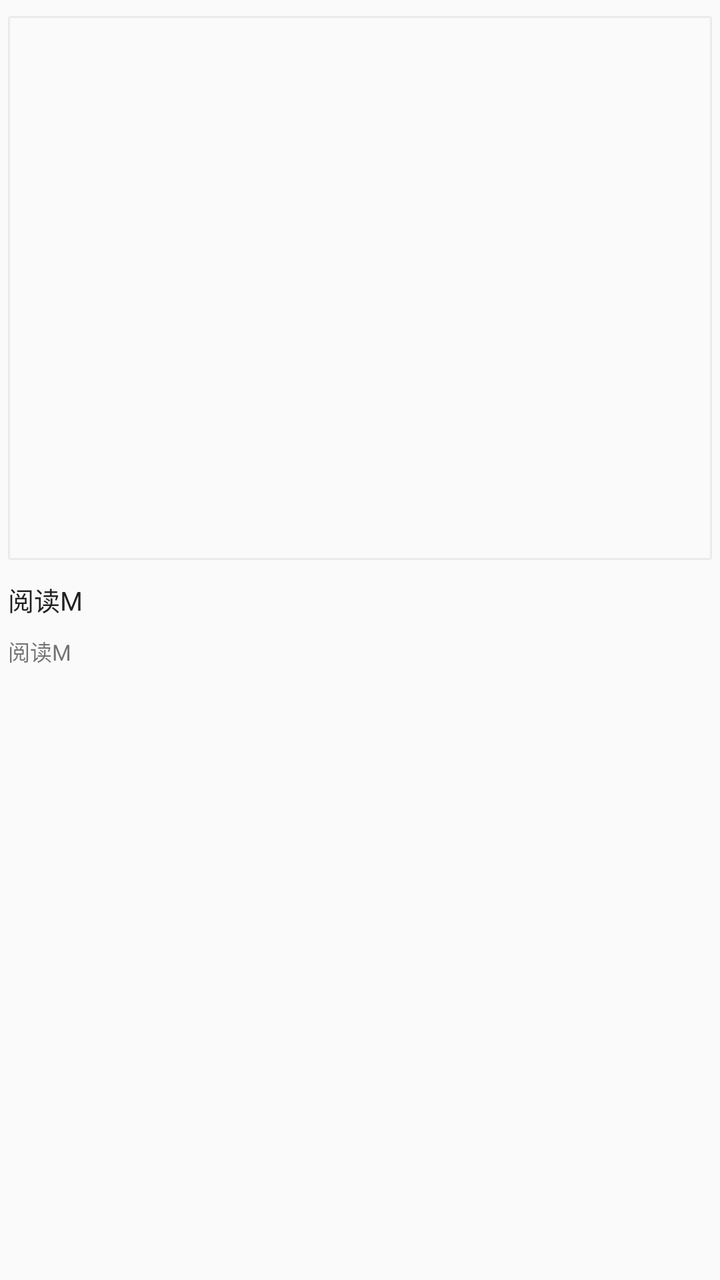
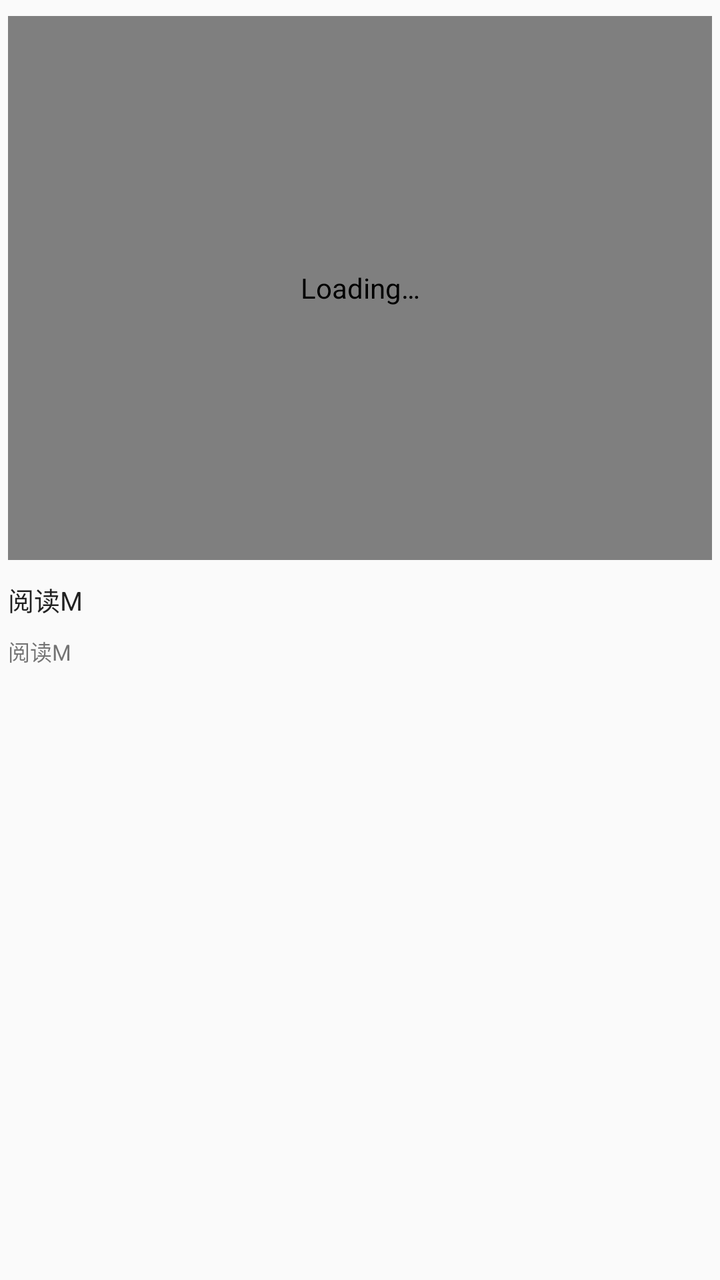

An Android layout rendered at two revisions. The XML below is the earlier revision; the diff shows what the commit changed to produce the second picture.
<!-- AndroidManifest.xml: application theme AppTheme.Light -->
<!-- res/layout/item_rss_article_2.xml -->
<?xml version="1.0" encoding="utf-8"?>
<androidx.constraintlayout.widget.ConstraintLayout xmlns:android="http://schemas.android.com/apk/res/android"
    xmlns:app="http://schemas.android.com/apk/res-auto"
    xmlns:tools="http://schemas.android.com/tools"
    android:paddingLeft="4dp"
    android:paddingTop="8dp"
    android:paddingBottom="6dp"
    android:paddingRight="4dp"
    android:layout_width="match_parent"
    android:layout_height="wrap_content">

    <ImageView
        android:id="@+id/image_view"
        android:layout_width="0dp"
        android:layout_height="272dp"
        android:contentDescription="@string/loading"
        android:visibility="visible"
        android:scaleType="centerCrop"
        android:background="@drawable/bg_img_border"
        app:layout_constraintTop_toTopOf="parent"
        app:layout_constraintLeft_toLeftOf="parent"
        app:layout_constraintRight_toRightOf="parent"
        tools:ignore="RtlHardcoded,RtlSymmetry" />

    <TextView
        android:id="@+id/tv_title"
        android:layout_width="0dp"
        android:layout_height="wrap_content"
        android:maxLines="2"
        android:ellipsize="end"
        android:text="@string/app_name"
        android:textColor="@color/primaryText"
        android:textSize="@dimen/text_13sp"
        android:paddingTop="10dp"
        app:layout_constraintTop_toBottomOf="@+id/image_view"
        app:layout_constraintLeft_toLeftOf="parent"
        app:layout_constraintRight_toRightOf="parent" />

    <TextView
        android:id="@+id/tv_pub_date"
        android:layout_width="0dp"
        android:layout_height="wrap_content"
        android:layout_gravity="center"
        android:text="@string/app_name"
        android:textSize="@dimen/text_11sp"
        android:maxLines="1"
        android:paddingTop="8dp"
        android:paddingBottom="2dp"
        app:layout_constraintTop_toBottomOf="@+id/tv_title"
        app:layout_constraintLeft_toLeftOf="parent"
        app:layout_constraintRight_toRightOf="parent"
        tools:ignore="SmallSp" />

</androidx.constraintlayout.widget.ConstraintLayout>
<!-- resources referenced by this layout -->
<resources>
  <color name="primaryText">#de000000</color>
  <dimen name="text_11sp">11sp</dimen>
  <dimen name="text_13sp">13sp</dimen>
  <!-- drawable bg_img_border (drawable) -->
  <?xml version="1.0" encoding="UTF-8"?>
  <shape xmlns:android="http://schemas.android.com/apk/res/android">
      <solid android:color="@color/background" />
      <stroke
          android:width="1dp"
          android:color="@color/bg_divider_line" />
      <corners android:radius="1dp" />
      <padding
          android:left="0dp"
          android:top="0dp"
          android:right="0dp"
          android:bottom="0dp" />
  </shape>
  <string name="app_name">阅读M</string>
  <string name="loading">Loading…</string>
  <style name="AppTheme.Light" parent="Base.AppTheme">
          <item name="actionBarStyle">@style/AppTheme.AppBarOverlay.Light</item>
      </style>
  <color name="background">@color/md_grey_50</color>
  <color name="bg_divider_line">#8fe0e0e0</color>
  <style name="Base.AppTheme" parent="Theme.AppCompat.DayNight.NoActionBar">
          <item name="colorPrimary">@color/primary</item>
          <item name="colorPrimaryDark">@color/primaryDark</item>
          <item name="colorAccent">@color/accent</item>
          <item name="actionOverflowMenuStyle">@style/Style.PopupMenu</item>
          <item name="android:itemTextAppearance">@style/Style.MenuItemText</item>
          <item name="android:popupMenuStyle">@style/Style.PopupMenu</item>
          <item name="android:statusBarColor">@color/transparent</item>
          <item name="android:windowDrawsSystemBarBackgrounds">true</item>
      </style>
  <style name="AppTheme.AppBarOverlay.Light" parent="ThemeOverlay.AppCompat.Light">
          <item name="colorAccent">@color/md_grey_900</item>
      </style>
  <color name="md_grey_50">#FAFAFA</color>
  <color name="primary">@color/md_light_blue_800</color>
  <color name="primaryDark">@color/md_light_blue_900</color>
  <color name="accent">@color/md_pink_800</color>
  <style name="Style.PopupMenu" parent="Widget.AppCompat.PopupMenu">
          <item name="android:popupBackground">@drawable/bg_popup_menu</item>
      </style>
  <style name="Style.MenuItemText" parent="@android:style/TextAppearance.Widget.IconMenu.Item">
          <item name="android:textColor">@color/menu_color_default</item>
          <item name="android:textSize">16sp</item>
      </style>
  <color name="transparent">#00000000</color>
  <color name="md_grey_900">#212121</color>
  <color name="md_light_blue_800">#0277BD</color>
  <color name="md_light_blue_900">#01579B</color>
  <color name="md_pink_800">#AD1457</color>
  <!-- drawable bg_popup_menu (drawable) -->
  <?xml version="1.0" encoding="utf-8"?>
  <shape xmlns:android="http://schemas.android.com/apk/res/android"
         android:shape="rectangle">
  
      <solid android:color="@color/background_menu"/>
  
      <corners android:radius="2dp"/>
  
  </shape>
  <color name="menu_color_default">#383838</color>
  <color name="background_menu">@color/md_grey_200</color>
  <color name="md_grey_200">#EEEEEE</color>
</resources>

<!-- the commit's change to res/layout/item_rss_article_2.xml (unified diff, before → after) -->
@@ -9,14 +9,14 @@
     android:layout_width="match_parent"
     android:layout_height="wrap_content">
 
-    <ImageView
+    <io.legado.app.ui.widget.image.FilletImageView
         android:id="@+id/image_view"
         android:layout_width="0dp"
         android:layout_height="272dp"
         android:contentDescription="@string/loading"
         android:visibility="visible"
         android:scaleType="centerCrop"
-        android:background="@drawable/bg_img_border"
+        app:radius="12dp"
         app:layout_constraintTop_toTopOf="parent"
         app:layout_constraintLeft_toLeftOf="parent"
         app:layout_constraintRight_toRightOf="parent"
<!-- resource entries referenced after the edit -->
@@ -3,27 +3,11 @@
   <color name="primaryText">#de000000</color>
   <dimen name="text_11sp">11sp</dimen>
   <dimen name="text_13sp">13sp</dimen>
-  <!-- drawable bg_img_border (drawable) -->
-  <?xml version="1.0" encoding="UTF-8"?>
-  <shape xmlns:android="http://schemas.android.com/apk/res/android">
-      <solid android:color="@color/background" />
-      <stroke
-          android:width="1dp"
-          android:color="@color/bg_divider_line" />
-      <corners android:radius="1dp" />
-      <padding
-          android:left="0dp"
-          android:top="0dp"
-          android:right="0dp"
-          android:bottom="0dp" />
-  </shape>
   <string name="app_name">阅读M</string>
   <string name="loading">Loading…</string>
   <style name="AppTheme.Light" parent="Base.AppTheme">
           <item name="actionBarStyle">@style/AppTheme.AppBarOverlay.Light</item>
       </style>
-  <color name="background">@color/md_grey_50</color>
-  <color name="bg_divider_line">#8fe0e0e0</color>
   <style name="Base.AppTheme" parent="Theme.AppCompat.DayNight.NoActionBar">
           <item name="colorPrimary">@color/primary</item>
           <item name="colorPrimaryDark">@color/primaryDark</item>
@@ -37,7 +21,6 @@
   <style name="AppTheme.AppBarOverlay.Light" parent="ThemeOverlay.AppCompat.Light">
           <item name="colorAccent">@color/md_grey_900</item>
       </style>
-  <color name="md_grey_50">#FAFAFA</color>
   <color name="primary">@color/md_light_blue_800</color>
   <color name="primaryDark">@color/md_light_blue_900</color>
   <color name="accent">@color/md_pink_800</color>
